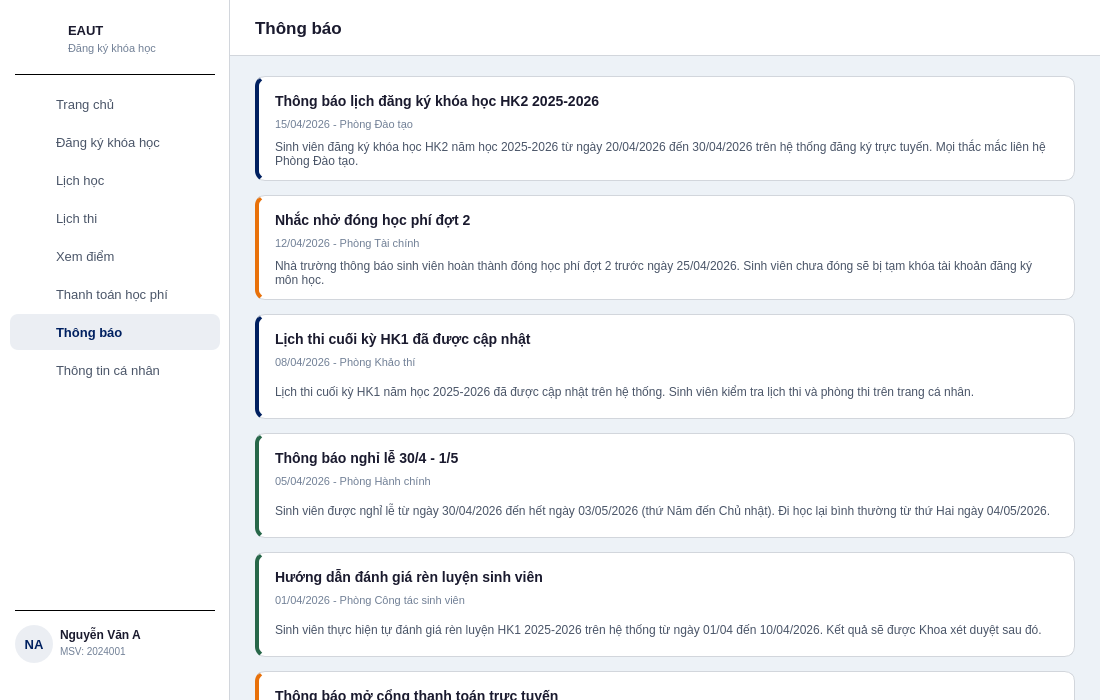
Above: frontend/ui/notifications.ui from abcxyzawe/BaiTapLonPy before the change. Below: the same form after it.
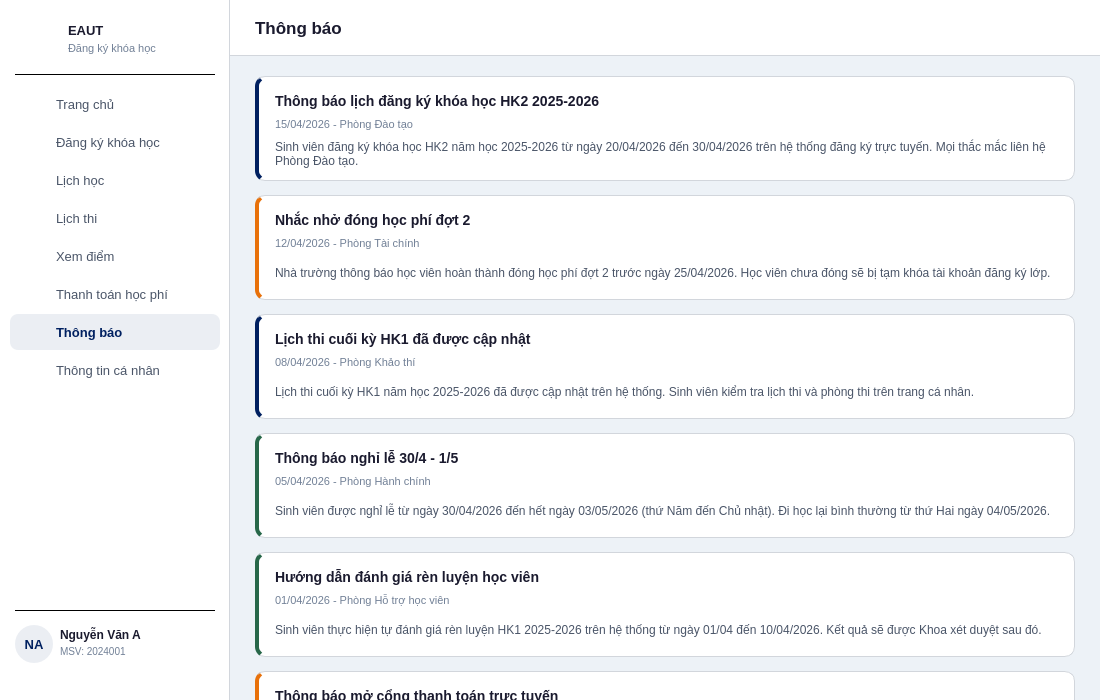
That is the form after the change.

Commit message:
fix: doi 'sinh vien'/'SV' -> 'hoc vien'/'HV' o cac trang UI
Trung tam ngoai khoa goi nguoi hoc la 'hoc vien', khong phai 'sinh vien'.
Da sua o 8 file UI: tieu de trang, button, placeholder, label notification.

- Quan ly sinh vien -> Quan ly hoc vien
- Them sinh vien / Danh sach sinh vien -> hoc vien
- placeholder 'Tim theo ten hoac ma SV' -> 'ma HV'
- Login: 'Nhap ma sinh vien' -> 'Nhap ma hoc vien hoac ten dang nhap'
- Notification text

Patch:
```diff
--- a/frontend/ui/notifications.ui
+++ b/frontend/ui/notifications.ui
@@ -91,7 +91,7 @@
       <property name="frameShape"><enum>QFrame::NoFrame</enum></property>
       <widget class="QLabel" name="lblTitle2"><property name="geometry"><rect><x>20</x><y>14</y><width>780</width><height>22</height></rect></property><property name="styleSheet"><string notr="true">color: #1a1a2e; font-size: 14px; font-weight: bold; background: transparent; border: none;</string></property><property name="text"><string>Nhắc nhở đóng học phí đợt 2</string></property></widget>
       <widget class="QLabel" name="lblDate2"><property name="geometry"><rect><x>20</x><y>40</y><width>200</width><height>16</height></rect></property><property name="styleSheet"><string notr="true">color: #718096; font-size: 11px; background: transparent; border: none;</string></property><property name="text"><string>12/04/2026 - Phòng Tài chính</string></property></widget>
-      <widget class="QLabel" name="lblContent2"><property name="geometry"><rect><x>20</x><y>62</y><width>780</width><height>32</height></rect></property><property name="styleSheet"><string notr="true">color: #4a5568; font-size: 12px; background: transparent; border: none;</string></property><property name="text"><string>Nhà trường thông báo sinh viên hoàn thành đóng học phí đợt 2 trước ngày 25/04/2026. Sinh viên chưa đóng sẽ bị tạm khóa tài khoản đăng ký môn học.</string></property><property name="wordWrap"><bool>true</bool></property></widget>
+      <widget class="QLabel" name="lblContent2"><property name="geometry"><rect><x>20</x><y>62</y><width>780</width><height>32</height></rect></property><property name="styleSheet"><string notr="true">color: #4a5568; font-size: 12px; background: transparent; border: none;</string></property><property name="text"><string>Nhà trường thông báo học viên hoàn thành đóng học phí đợt 2 trước ngày 25/04/2026. Học viên chưa đóng sẽ bị tạm khóa tài khoản đăng ký lớp.</string></property><property name="wordWrap"><bool>true</bool></property></widget>
      </widget>
 
      <!-- Card 3: Academic - Blue left border -->
@@ -119,8 +119,8 @@
       <property name="geometry"><rect><x>25</x><y>496</y><width>820</width><height>105</height></rect></property>
       <property name="styleSheet"><string notr="true">QFrame#card5 { background: white; border: 1px solid #d2d6dc; border-radius: 10px; border-left: 4px solid #276749; }</string></property>
       <property name="frameShape"><enum>QFrame::NoFrame</enum></property>
-      <widget class="QLabel" name="lblTitle5"><property name="geometry"><rect><x>20</x><y>14</y><width>780</width><height>22</height></rect></property><property name="styleSheet"><string notr="true">color: #1a1a2e; font-size: 14px; font-weight: bold; background: transparent; border: none;</string></property><property name="text"><string>Hướng dẫn đánh giá rèn luyện sinh viên</string></property></widget>
-      <widget class="QLabel" name="lblDate5"><property name="geometry"><rect><x>20</x><y>40</y><width>250</width><height>16</height></rect></property><property name="styleSheet"><string notr="true">color: #718096; font-size: 11px; background: transparent; border: none;</string></property><property name="text"><string>01/04/2026 - Phòng Công tác sinh viên</string></property></widget>
+      <widget class="QLabel" name="lblTitle5"><property name="geometry"><rect><x>20</x><y>14</y><width>780</width><height>22</height></rect></property><property name="styleSheet"><string notr="true">color: #1a1a2e; font-size: 14px; font-weight: bold; background: transparent; border: none;</string></property><property name="text"><string>Hướng dẫn đánh giá rèn luyện học viên</string></property></widget>
+      <widget class="QLabel" name="lblDate5"><property name="geometry"><rect><x>20</x><y>40</y><width>250</width><height>16</height></rect></property><property name="styleSheet"><string notr="true">color: #718096; font-size: 11px; background: transparent; border: none;</string></property><property name="text"><string>01/04/2026 - Phòng Hỗ trợ học viên</string></property></widget>
       <widget class="QLabel" name="lblContent5"><property name="geometry"><rect><x>20</x><y>62</y><width>780</width><height>32</height></rect></property><property name="styleSheet"><string notr="true">color: #4a5568; font-size: 12px; background: transparent; border: none;</string></property><property name="text"><string>Sinh viên thực hiện tự đánh giá rèn luyện HK1 2025-2026 trên hệ thống từ ngày 01/04 đến 10/04/2026. Kết quả sẽ được Khoa xét duyệt sau đó.</string></property><property name="wordWrap"><bool>true</bool></property></widget>
      </widget>
 
```
The commit also changes 7 other files.
